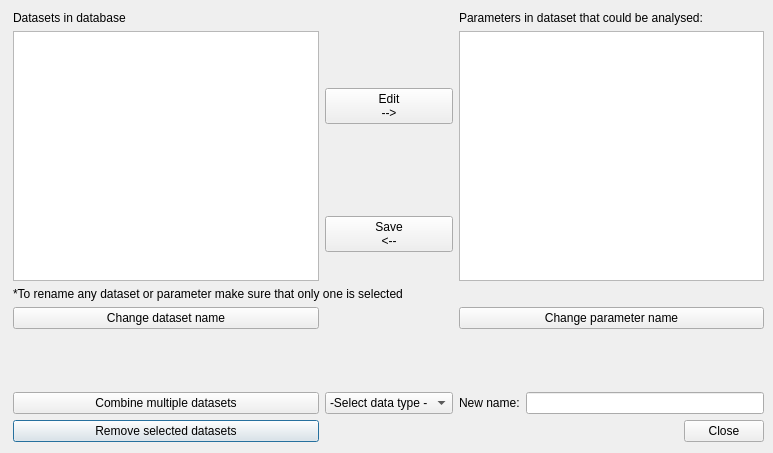
axelande/geodatafarm3, file widgets/table_managment.ui: the form before one commit.
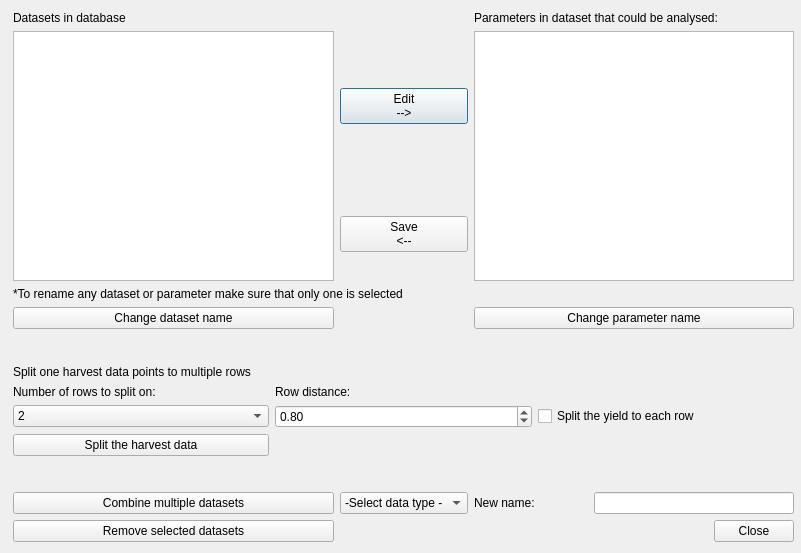
The form after the commit.

Commit message: Table_management: Added support for splitting a row into 2,4 or 6 rows.

```diff
--- a/widgets/table_managment.ui
+++ b/widgets/table_managment.ui
@@ -6,8 +6,8 @@
    <rect>
     <x>0</x>
     <y>0</y>
-    <width>773</width>
-    <height>453</height>
+    <width>801</width>
+    <height>553</height>
    </rect>
   </property>
   <property name="windowTitle">
@@ -18,12 +18,23 @@
     <rect>
      <x>13</x>
      <y>11</y>
-     <width>751</width>
-     <height>431</height>
+     <width>781</width>
+     <height>531</height>
     </rect>
    </property>
    <layout class="QGridLayout" name="gridLayout">
-    <item row="7" column="0">
+    <item row="1" column="1">
+     <widget class="QPushButton" name="pButAdd_Param">
+      <property name="text">
+       <string>Edit
+--&gt;</string>
+      </property>
+     </widget>
+    </item>
+    <item row="1" column="0" rowspan="2">
+     <widget class="QListWidget" name="SATables"/>
+    </item>
+    <item row="9" column="0">
      <widget class="QPushButton" name="pButRemove">
       <property name="enabled">
        <bool>true</bool>
@@ -33,51 +44,6 @@
       </property>
      </widget>
     </item>
-    <item row="3" column="0" colspan="3">
-     <widget class="QLabel" name="label_2">
-      <property name="text">
-       <string>*To rename any dataset or parameter make sure that only one is selected</string>
-      </property>
-      <property name="wordWrap">
-       <bool>true</bool>
-      </property>
-     </widget>
-    </item>
-    <item row="0" column="0">
-     <widget class="QLabel" name="label">
-      <property name="text">
-       <string>Datasets in database</string>
-      </property>
-     </widget>
-    </item>
-    <item row="2" column="1">
-     <widget class="QPushButton" name="pButSave">
-      <property name="text">
-       <string>Save
-&lt;--</string>
-      </property>
-     </widget>
-    </item>
-    <item row="0" column="2">
-     <widget class="QLabel" name="label_3">
-      <property name="text">
-       <string>Parameters in dataset that could be analysed:</string>
-      </property>
-      <property name="wordWrap">
-       <bool>true</bool>
-      </property>
-     </widget>
-    </item>
-    <item row="4" column="0">
-     <widget class="QPushButton" name="pButChangeTbl">
-      <property name="enabled">
-       <bool>true</bool>
-      </property>
-      <property name="text">
-       <string>Change dataset name</string>
-      </property>
-     </widget>
-    </item>
     <item row="4" column="2">
      <widget class="QPushButton" name="pButChangeParam">
       <property name="enabled">
@@ -88,38 +54,48 @@
       </property>
      </widget>
     </item>
-    <item row="7" column="2">
-     <widget class="QDialogButtonBox" name="button_box">
-      <property name="orientation">
-       <enum>Qt::Horizontal</enum>
-      </property>
-      <property name="standardButtons">
-       <set>QDialogButtonBox::Close</set>
-      </property>
-      <property name="centerButtons">
-       <bool>false</bool>
+    <item row="8" column="2">
+     <layout class="QHBoxLayout" name="horizontalLayout">
+      <item>
+       <widget class="QLabel" name="label_4">
+        <property name="text">
+         <string>New name:</string>
+        </property>
+       </widget>
+      </item>
+      <item>
+       <widget class="QLineEdit" name="LEName">
+        <property name="maximumSize">
+         <size>
+          <width>200</width>
+          <height>16777215</height>
+         </size>
+        </property>
+       </widget>
+      </item>
+     </layout>
+    </item>
+    <item row="1" column="2" rowspan="2">
+     <widget class="QListWidget" name="SAParams">
+      <property name="minimumSize">
+       <size>
+        <width>0</width>
+        <height>250</height>
+       </size>
       </property>
      </widget>
     </item>
-    <item row="6" column="0">
-     <widget class="QPushButton" name="pButCombine">
+    <item row="4" column="0">
+     <widget class="QPushButton" name="pButChangeTbl">
       <property name="enabled">
        <bool>true</bool>
       </property>
       <property name="text">
-       <string>Combine multiple datasets</string>
+       <string>Change dataset name</string>
       </property>
      </widget>
     </item>
-    <item row="1" column="1">
-     <widget class="QPushButton" name="pButAdd_Param">
-      <property name="text">
-       <string>Edit
---&gt;</string>
-      </property>
-     </widget>
-    </item>
-    <item row="6" column="1">
+    <item row="8" column="1">
      <widget class="QComboBox" name="CBDataType">
       <property name="locale">
        <locale language="English" country="UnitedKingdom"/>
@@ -161,17 +137,97 @@
       </item>
      </widget>
     </item>
-    <item row="6" column="2">
-     <layout class="QHBoxLayout" name="horizontalLayout">
-      <item>
-       <widget class="QLabel" name="label_4">
+    <item row="0" column="2">
+     <widget class="QLabel" name="label_3">
+      <property name="text">
+       <string>Parameters in dataset that could be analysed:</string>
+      </property>
+      <property name="wordWrap">
+       <bool>true</bool>
+      </property>
+     </widget>
+    </item>
+    <item row="8" column="0">
+     <widget class="QPushButton" name="pButCombine">
+      <property name="enabled">
+       <bool>true</bool>
+      </property>
+      <property name="text">
+       <string>Combine multiple datasets</string>
+      </property>
+     </widget>
+    </item>
+    <item row="6" column="0" colspan="3">
+     <layout class="QGridLayout" name="gridLayout_2">
+      <item row="3" column="0">
+       <widget class="QPushButton" name="pButSplitRows">
         <property name="text">
-         <string>New name:</string>
+         <string>Split the harvest data</string>
         </property>
        </widget>
       </item>
-      <item>
-       <widget class="QLineEdit" name="LEName"/>
+      <item row="2" column="2">
+       <widget class="QCheckBox" name="CBSplitYield">
+        <property name="text">
+         <string>Split the yield to each row</string>
+        </property>
+       </widget>
+      </item>
+      <item row="2" column="0">
+       <widget class="QComboBox" name="CBNbrRows">
+        <item>
+         <property name="text">
+          <string>2</string>
+         </property>
+        </item>
+        <item>
+         <property name="text">
+          <string>4</string>
+         </property>
+        </item>
+        <item>
+         <property name="text">
+          <string>6</string>
+         </property>
+        </item>
+       </widget>
+      </item>
+      <item row="1" column="0">
+       <widget class="QLabel" name="label_6">
+        <property name="text">
+         <string>Number of rows to split on:</string>
+        </property>
+        <property name="wordWrap">
+         <bool>true</bool>
+        </property>
+       </widget>
+      </item>
+      <item row="2" column="1">
+       <widget class="QDoubleSpinBox" name="SBRowDistance">
+        <property name="value">
+         <double>0.800000000000000</double>
+        </property>
+       </widget>
+      </item>
+      <item row="1" column="1">
+       <widget class="QLabel" name="label_7">
+        <property name="text">
+         <string>Row distance:</string>
+        </property>
+        <property name="wordWrap">
+         <bool>true</bool>
+        </property>
+       </widget>
+      </item>
+      <item row="0" column="0" colspan="3">
+       <widget class="QLabel" name="label_5">
+        <property name="text">
+         <string>Split one harvest data points to multiple rows</string>
+        </property>
+        <property name="wordWrap">
+         <bool>true</bool>
+        </property>
+       </widget>
       </item>
      </layout>
     </item>
@@ -188,18 +244,56 @@
       </property>
      </spacer>
     </item>
-    <item row="1" column="0" rowspan="2">
-     <widget class="QListWidget" name="SATables"/>
+    <item row="9" column="2">
+     <widget class="QDialogButtonBox" name="button_box">
+      <property name="orientation">
+       <enum>Qt::Horizontal</enum>
+      </property>
+      <property name="standardButtons">
+       <set>QDialogButtonBox::Close</set>
+      </property>
+      <property name="centerButtons">
+       <bool>false</bool>
+      </property>
+     </widget>
     </item>
-    <item row="1" column="2" rowspan="2">
-     <widget class="QListWidget" name="SAParams">
-      <property name="minimumSize">
+    <item row="0" column="0">
+     <widget class="QLabel" name="label">
+      <property name="text">
+       <string>Datasets in database</string>
+      </property>
+     </widget>
+    </item>
+    <item row="3" column="0" colspan="3">
+     <widget class="QLabel" name="label_2">
+      <property name="text">
+       <string>*To rename any dataset or parameter make sure that only one is selected</string>
+      </property>
+      <property name="wordWrap">
+       <bool>true</bool>
+      </property>
+     </widget>
+    </item>
+    <item row="2" column="1">
+     <widget class="QPushButton" name="pButSave">
+      <property name="text">
+       <string>Save
+&lt;--</string>
+      </property>
+     </widget>
+    </item>
+    <item row="7" column="0">
+     <spacer name="verticalSpacer_2">
+      <property name="orientation">
+       <enum>Qt::Vertical</enum>
+      </property>
+      <property name="sizeHint" stdset="0">
        <size>
-        <width>0</width>
-        <height>250</height>
+        <width>20</width>
+        <height>40</height>
        </size>
       </property>
-     </widget>
+     </spacer>
     </item>
    </layout>
   </widget>
```
The commit also changes 1 other file.
